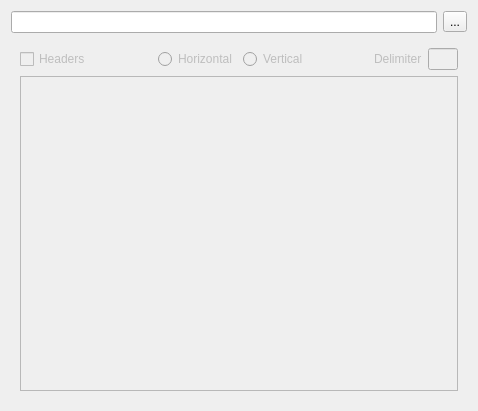
First picture: the form in transportationwb/Project/Tasks/alignment/import_alignment_task_panel.ui, repository joelgraff/freecad-transportation-wb, before the edit.
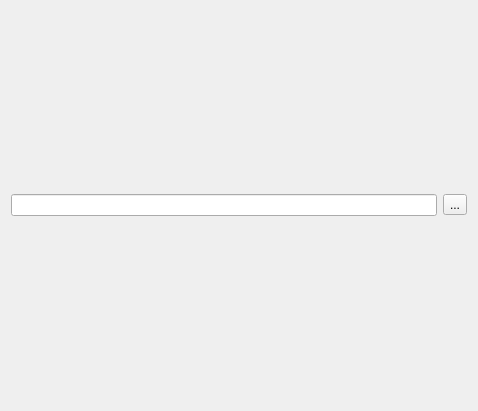
Second picture: the form after the edit.

Commit message: designed and implemented import alignment subpanels

What changed in the file:
```diff
--- a/transportationwb/Project/Tasks/alignment/import_alignment_task_panel.ui
+++ b/transportationwb/Project/Tasks/alignment/import_alignment_task_panel.ui
@@ -41,125 +41,6 @@
      </item>
     </layout>
    </item>
-   <item>
-    <widget class="QWidget" name="widget" native="true">
-     <property name="enabled">
-      <bool>false</bool>
-     </property>
-     <property name="sizePolicy">
-      <sizepolicy hsizetype="MinimumExpanding" vsizetype="MinimumExpanding">
-       <horstretch>0</horstretch>
-       <verstretch>0</verstretch>
-      </sizepolicy>
-     </property>
-     <property name="minimumSize">
-      <size>
-       <width>10</width>
-       <height>0</height>
-      </size>
-     </property>
-     <layout class="QGridLayout" name="gridLayout_2">
-      <item row="0" column="0">
-       <layout class="QVBoxLayout" name="verticalLayout">
-        <item>
-         <layout class="QHBoxLayout" name="horizontalLayout_4">
-          <item>
-           <widget class="QCheckBox" name="headers">
-            <property name="text">
-             <string>Headers</string>
-            </property>
-           </widget>
-          </item>
-          <item>
-           <spacer name="horizontalSpacer_2">
-            <property name="orientation">
-             <enum>Qt::Horizontal</enum>
-            </property>
-            <property name="sizeHint" stdset="0">
-             <size>
-              <width>40</width>
-              <height>20</height>
-             </size>
-            </property>
-           </spacer>
-          </item>
-          <item>
-           <layout class="QHBoxLayout" name="horizontalLayout_5">
-            <item>
-             <widget class="QRadioButton" name="Horizontal">
-              <property name="text">
-               <string>Horizontal</string>
-              </property>
-             </widget>
-            </item>
-            <item>
-             <widget class="QRadioButton" name="Vertical">
-              <property name="text">
-               <string>Vertical</string>
-              </property>
-             </widget>
-            </item>
-           </layout>
-          </item>
-          <item>
-           <spacer name="horizontalSpacer">
-            <property name="orientation">
-             <enum>Qt::Horizontal</enum>
-            </property>
-            <property name="sizeHint" stdset="0">
-             <size>
-              <width>40</width>
-              <height>20</height>
-             </size>
-            </property>
-           </spacer>
-          </item>
-          <item>
-           <widget class="QLabel" name="delimiter_label">
-            <property name="text">
-             <string>Delimiter</string>
-            </property>
-           </widget>
-          </item>
-          <item>
-           <widget class="QLineEdit" name="delimiter">
-            <property name="sizePolicy">
-             <sizepolicy hsizetype="Maximum" vsizetype="Fixed">
-              <horstretch>0</horstretch>
-              <verstretch>0</verstretch>
-             </sizepolicy>
-            </property>
-            <property name="maximumSize">
-             <size>
-              <width>30</width>
-              <height>16777215</height>
-             </size>
-            </property>
-           </widget>
-          </item>
-         </layout>
-        </item>
-        <item>
-         <widget class="QTableView" name="table_view">
-          <property name="sizePolicy">
-           <sizepolicy hsizetype="Expanding" vsizetype="MinimumExpanding">
-            <horstretch>0</horstretch>
-            <verstretch>0</verstretch>
-           </sizepolicy>
-          </property>
-          <property name="sortingEnabled">
-           <bool>false</bool>
-          </property>
-          <attribute name="horizontalHeaderStretchLastSection">
-           <bool>false</bool>
-          </attribute>
-         </widget>
-        </item>
-       </layout>
-      </item>
-     </layout>
-    </widget>
-   </item>
   </layout>
  </widget>
  <resources/>
```
The commit also changes 5 other files.
